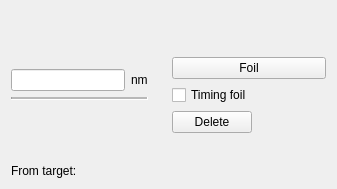
Before: the Qt Designer form ui_files/ui_foil_widget.ui in JYU-IBA/potku, drawn with Qt 5.
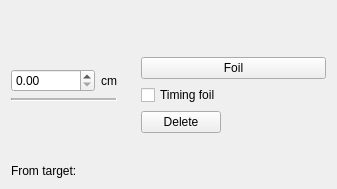
After: the same form once the commit is applied.

Commit message: Changed the distance edit fields into double spin boxes.

The edit to the form file:
```diff
--- a/ui_files/ui_foil_widget.ui
+++ b/ui_files/ui_foil_widget.ui
@@ -35,12 +35,16 @@
      <item>
       <layout class="QHBoxLayout" name="horizontalLayout_2">
        <item>
-        <widget class="QLineEdit" name="distanceEdit"/>
+        <widget class="QDoubleSpinBox" name="distanceDoubleSpinBox">
+         <property name="maximum">
+          <double>99999999999999996881384047029926983435371269061279689406644211752791525136670645395254002395395884805259264.000000000000000</double>
+         </property>
+        </widget>
        </item>
        <item>
         <widget class="QLabel" name="label">
          <property name="text">
-          <string>nm</string>
+          <string>cm</string>
          </property>
         </widget>
        </item>
```
The commit also changes 2 other files.
